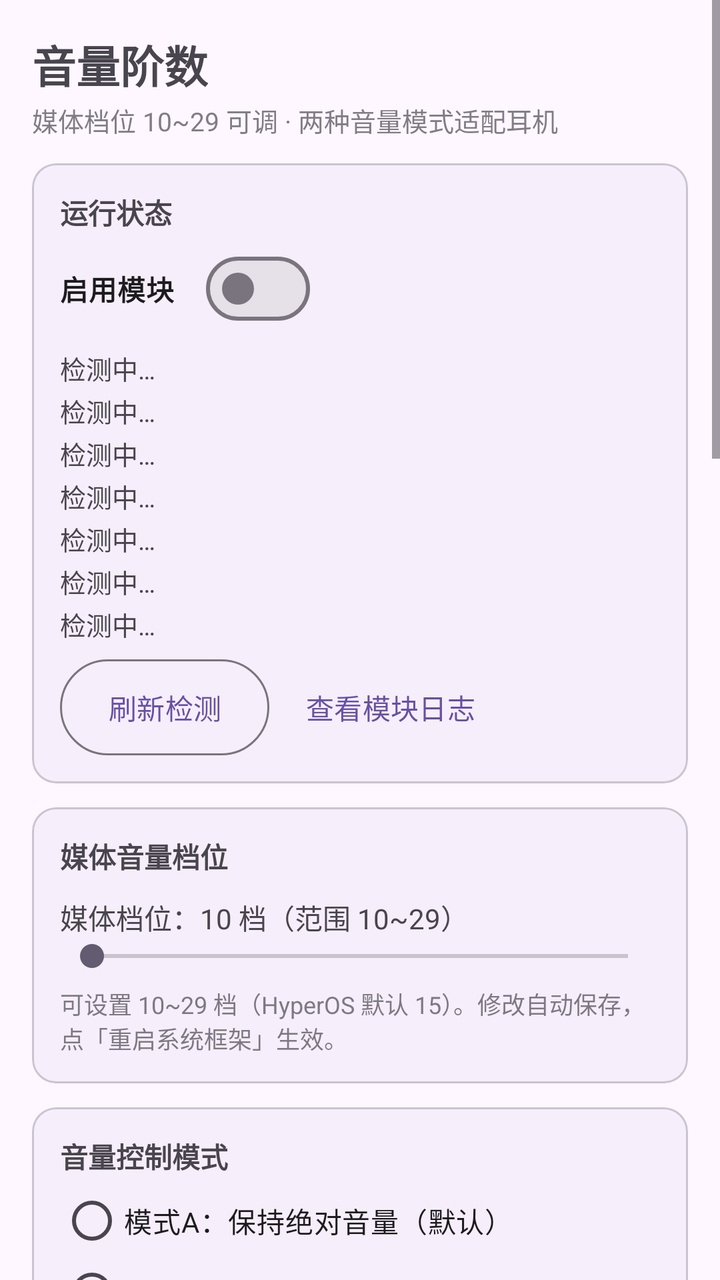
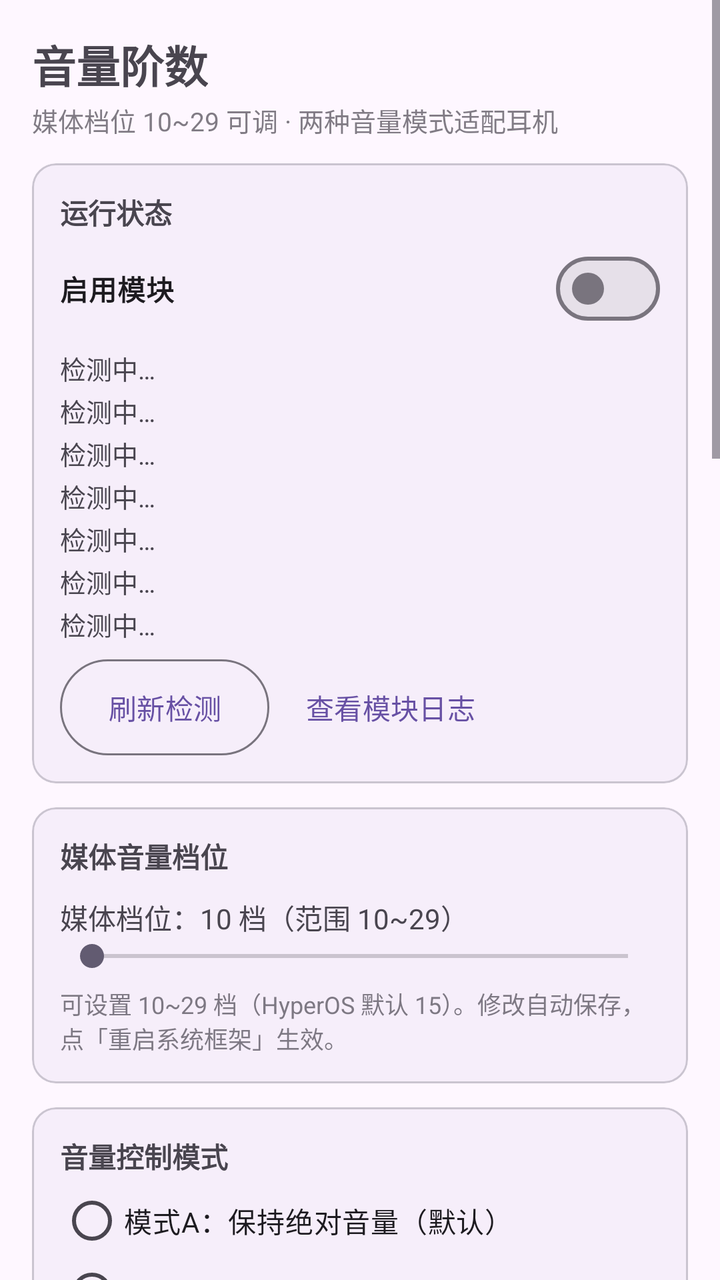

Two renders of the same Android screen: before a commit and after it. Below are the layout's source before the change and the commit's diff.
<!-- AndroidManifest.xml: application theme Theme.VolumeControl -->
<!-- res/layout/activity_main.xml -->
<?xml version="1.0" encoding="utf-8"?>
<ScrollView xmlns:android="http://schemas.android.com/apk/res/android"
    xmlns:app="http://schemas.android.com/apk/res-auto"
    android:layout_width="match_parent"
    android:layout_height="match_parent"
    android:fitsSystemWindows="true"
    android:fillViewport="true">

    <LinearLayout
        android:layout_width="match_parent"
        android:layout_height="wrap_content"
        android:orientation="vertical"
        android:padding="16dp">

        <TextView
            android:layout_width="wrap_content"
            android:layout_height="wrap_content"
            android:text="@string/app_name"
            android:textSize="22sp"
            android:textStyle="bold" />

        <TextView
            android:layout_width="wrap_content"
            android:layout_height="wrap_content"
            android:layout_marginTop="2dp"
            android:alpha="0.7"
            android:text="@string/app_subtitle"
            android:textSize="13sp" />

        
        <com.google.android.material.card.MaterialCardView
            android:layout_width="match_parent"
            android:layout_height="wrap_content"
            android:layout_marginTop="12dp"
            app:cardCornerRadius="12dp"
            app:cardElevation="1dp">

            <LinearLayout
                android:layout_width="match_parent"
                android:layout_height="wrap_content"
                android:orientation="vertical"
                android:padding="14dp">

                <TextView
                    android:layout_width="wrap_content"
                    android:layout_height="wrap_content"
                    android:text="@string/sec_status"
                    android:textStyle="bold" />

                <com.google.android.material.materialswitch.MaterialSwitch
                    android:id="@+id/switchEnable"
                    android:layout_width="wrap_content"
                    android:layout_height="wrap_content"
                    android:layout_marginTop="4dp"
                    android:text="@string/label_enable"
                    android:textStyle="bold" />

                <TextView
                    android:id="@+id/tvStatusRoot"
                    android:layout_width="match_parent"
                    android:layout_height="wrap_content"
                    android:layout_marginTop="6dp"
                    android:text="@string/status_detecting"
                    android:textSize="13sp" />

                <TextView
                    android:id="@+id/tvStatusLsposed"
                    android:layout_width="match_parent"
                    android:layout_height="wrap_content"
                    android:layout_marginTop="2dp"
                    android:text="@string/status_detecting"
                    android:textSize="13sp" />

                <TextView
                    android:id="@+id/tvStatusVolume"
                    android:layout_width="match_parent"
                    android:layout_height="wrap_content"
                    android:layout_marginTop="2dp"
                    android:text="@string/status_detecting"
                    android:textSize="13sp" />

                <TextView
                    android:id="@+id/tvStatusModule"
                    android:layout_width="match_parent"
                    android:layout_height="wrap_content"
                    android:layout_marginTop="2dp"
                    android:text="@string/status_detecting"
                    android:textSize="13sp" />

                <TextView
                    android:id="@+id/tvStatusBt"
                    android:layout_width="match_parent"
                    android:layout_height="wrap_content"
                    android:layout_marginTop="2dp"
                    android:text="@string/status_detecting"
                    android:textSize="13sp" />

                <TextView
                    android:id="@+id/tvStatusConfig"
                    android:layout_width="match_parent"
                    android:layout_height="wrap_content"
                    android:layout_marginTop="2dp"
                    android:text="@string/status_detecting"
                    android:textSize="13sp" />

                <TextView
                    android:id="@+id/tvStatusAv"
                    android:layout_width="match_parent"
                    android:layout_height="wrap_content"
                    android:layout_marginTop="2dp"
                    android:text="@string/status_detecting"
                    android:textSize="13sp" />

                <LinearLayout
                    android:layout_width="match_parent"
                    android:layout_height="wrap_content"
                    android:layout_marginTop="8dp"
                    android:orientation="horizontal">

                    <com.google.android.material.button.MaterialButton
                        android:id="@+id/btnRefresh"
                        style="@style/Widget.Material3.Button.OutlinedButton"
                        android:layout_width="wrap_content"
                        android:layout_height="wrap_content"
                        android:insetTop="0dp"
                        android:insetBottom="0dp"
                        android:text="@string/btn_refresh" />

                    <com.google.android.material.button.MaterialButton
                        android:id="@+id/btnLogs"
                        style="@style/Widget.Material3.Button.TextButton"
                        android:layout_width="wrap_content"
                        android:layout_height="wrap_content"
                        android:layout_marginStart="6dp"
                        android:insetTop="0dp"
                        android:insetBottom="0dp"
                        android:text="@string/btn_logs" />
                </LinearLayout>
            </LinearLayout>
        </com.google.android.material.card.MaterialCardView>

        
        <com.google.android.material.card.MaterialCardView
            android:layout_width="match_parent"
            android:layout_height="wrap_content"
            android:layout_marginTop="12dp"
            app:cardCornerRadius="12dp"
            app:cardElevation="1dp">

            <LinearLayout
                android:layout_width="match_parent"
                android:layout_height="wrap_content"
                android:orientation="vertical"
                android:padding="14dp">

                <TextView
                    android:layout_width="wrap_content"
                    android:layout_height="wrap_content"
                    android:text="@string/sec_media"
                    android:textStyle="bold" />

                <TextView
                    android:id="@+id/tvMediaSteps"
                    android:layout_width="match_parent"
                    android:layout_height="wrap_content"
                    android:layout_marginTop="10dp"
                    android:textSize="14sp"
                    android:text="@string/label_media_steps_default" />

                <SeekBar
                    android:id="@+id/seekMediaSteps"
                    android:layout_width="match_parent"
                    android:layout_height="wrap_content"
                    android:max="19" />

                <TextView
                    android:layout_width="match_parent"
                    android:layout_height="wrap_content"
                    android:layout_marginTop="6dp"
                    android:alpha="0.7"
                    android:text="@string/media_hint"
                    android:textSize="12sp" />
            </LinearLayout>
        </com.google.android.material.card.MaterialCardView>

        
        <com.google.android.material.card.MaterialCardView
            android:layout_width="match_parent"
            android:layout_height="wrap_content"
            android:layout_marginTop="12dp"
            app:cardCornerRadius="12dp"
            app:cardElevation="1dp">

            <LinearLayout
                android:layout_width="match_parent"
                android:layout_height="wrap_content"
                android:orientation="vertical"
                android:padding="14dp">

                <TextView
                    android:layout_width="wrap_content"
                    android:layout_height="wrap_content"
                    android:text="@string/sec_bt"
                    android:textStyle="bold" />

                <RadioGroup
                    android:id="@+id/radioBtMode"
                    android:layout_width="match_parent"
                    android:layout_height="wrap_content"
                    android:layout_marginTop="4dp"
                    android:orientation="vertical">

                    <RadioButton
                        android:id="@+id/radioModeAbsolute"
                        android:layout_width="match_parent"
                        android:layout_height="wrap_content"
                        android:minHeight="36dp"
                        android:text="@string/mode_absolute" />

                    <RadioButton
                        android:id="@+id/radioModeSoftware"
                        android:layout_width="match_parent"
                        android:layout_height="wrap_content"
                        android:minHeight="36dp"
                        android:text="@string/mode_software" />
                </RadioGroup>

                <TextView
                    android:layout_width="match_parent"
                    android:layout_height="wrap_content"
                    android:layout_marginTop="2dp"
                    android:alpha="0.7"
                    android:text="@string/mode_hint"
                    android:textSize="12sp" />

                <TextView
                    android:id="@+id/tvAvrcpSummary"
                    android:layout_width="match_parent"
                    android:layout_height="wrap_content"
                    android:layout_marginTop="10dp"
                    android:textSize="13sp" />

                <TextView
                    android:id="@+id/tvAvrcpDetail"
                    android:layout_width="match_parent"
                    android:layout_height="wrap_content"
                    android:layout_marginTop="6dp"
                    android:fontFamily="monospace"
                    android:textSize="11sp" />
            </LinearLayout>
        </com.google.android.material.card.MaterialCardView>

        
        <com.google.android.material.card.MaterialCardView
            android:layout_width="match_parent"
            android:layout_height="wrap_content"
            android:layout_marginTop="12dp"
            app:cardCornerRadius="12dp"
            app:cardElevation="1dp">

            <LinearLayout
                android:layout_width="match_parent"
                android:layout_height="wrap_content"
                android:orientation="vertical"
                android:padding="14dp">

                <TextView
                    android:layout_width="wrap_content"
                    android:layout_height="wrap_content"
                    android:text="@string/sec_bt_range"
                    android:textStyle="bold" />

                <TextView
                    android:id="@+id/tvMinAbs"
                    android:layout_width="match_parent"
                    android:layout_height="wrap_content"
                    android:layout_marginTop="6dp"
                    android:textSize="14sp" />

                <SeekBar
                    android:id="@+id/seekMinAbs"
                    android:layout_width="match_parent"
                    android:layout_height="wrap_content"
                    android:max="127" />

                <TextView
                    android:id="@+id/tvMaxAbs"
                    android:layout_width="match_parent"
                    android:layout_height="wrap_content"
                    android:textSize="14sp" />

                <SeekBar
                    android:id="@+id/seekMaxAbs"
                    android:layout_width="match_parent"
                    android:layout_height="wrap_content"
                    android:max="127" />

                
                <TextView
                    android:id="@+id/tvAttenMultiplier"
                    android:layout_width="match_parent"
                    android:layout_height="wrap_content"
                    android:layout_marginTop="8dp"
                    android:textSize="14sp"
                    android:visibility="gone" />

                <SeekBar
                    android:id="@+id/seekAttenMultiplier"
                    android:layout_width="match_parent"
                    android:layout_height="wrap_content"
                    android:max="200"
                    android:progress="100"
                    android:visibility="gone" />

                <TextView
                    android:id="@+id/tvRangeHint"
                    android:layout_width="match_parent"
                    android:layout_height="wrap_content"
                    android:alpha="0.7"
                    android:text="@string/range_hint"
                    android:textSize="12sp" />
            </LinearLayout>
        </com.google.android.material.card.MaterialCardView>

        
        <com.google.android.material.card.MaterialCardView
            android:layout_width="match_parent"
            android:layout_height="wrap_content"
            android:layout_marginTop="12dp"
            app:cardCornerRadius="12dp"
            app:cardElevation="1dp">

            <LinearLayout
                android:layout_width="match_parent"
                android:layout_height="wrap_content"
                android:orientation="vertical"
                android:padding="14dp">

                <TextView
                    android:layout_width="wrap_content"
                    android:layout_height="wrap_content"
                    android:text="@string/sec_actions"
                    android:textStyle="bold" />

                <TextView
                    android:id="@+id/tvPending"
                    android:layout_width="match_parent"
                    android:layout_height="wrap_content"
                    android:layout_marginTop="6dp"
                    android:textSize="13sp" />

                <com.google.android.material.button.MaterialButton
                    android:id="@+id/btnRestartBt"
                    style="@style/Widget.Material3.Button.OutlinedButton"
                    android:layout_width="match_parent"
                    android:layout_height="wrap_content"
                    android:layout_marginTop="8dp"
                    android:text="@string/btn_restart_bt" />

                <com.google.android.material.button.MaterialButton
                    android:id="@+id/btnApplyRestart"
                    android:layout_width="match_parent"
                    android:layout_height="wrap_content"
                    android:layout_marginTop="6dp"
                    android:text="@string/btn_apply_restart" />

                <com.google.android.material.button.MaterialButton
                    android:id="@+id/btnReset"
                    style="@style/Widget.Material3.Button.OutlinedButton"
                    android:layout_width="match_parent"
                    android:layout_height="wrap_content"
                    android:layout_marginTop="6dp"
                    android:text="@string/btn_reset" />

                <TextView
                    android:layout_width="match_parent"
                    android:layout_height="wrap_content"
                    android:layout_marginTop="10dp"
                    android:alpha="0.7"
                    android:text="@string/ops_hint"
                    android:textSize="12sp" />
            </LinearLayout>
        </com.google.android.material.card.MaterialCardView>

        
        <com.google.android.material.card.MaterialCardView
            android:layout_width="match_parent"
            android:layout_height="wrap_content"
            android:layout_marginTop="12dp"
            android:layout_marginBottom="16dp"
            app:cardCornerRadius="12dp"
            app:cardElevation="1dp">

            <LinearLayout
                android:layout_width="match_parent"
                android:layout_height="wrap_content"
                android:orientation="vertical"
                android:padding="14dp">

                <TextView
                    android:layout_width="wrap_content"
                    android:layout_height="wrap_content"
                    android:text="@string/sec_guide"
                    android:textStyle="bold" />

                <TextView
                    android:layout_width="match_parent"
                    android:layout_height="wrap_content"
                    android:layout_marginTop="6dp"
                    android:lineSpacingExtra="3dp"
                    android:text="@string/guide_text"
                    android:textSize="13sp" />
            </LinearLayout>
        </com.google.android.material.card.MaterialCardView>
    </LinearLayout>
</ScrollView>
<!-- resources referenced by this layout -->
<resources>
  <string name="app_name">音量阶数</string>
  <string name="app_subtitle">媒体档位 10~29 可调 · 两种音量模式适配耳机</string>
  <string name="btn_apply_restart">重启系统框架（媒体档位数修改后）</string>
  <string name="btn_logs">查看模块日志</string>
  <string name="btn_refresh">刷新检测</string>
  <string name="btn_reset">恢复系统默认（关闭模块）</string>
  <string name="btn_restart_bt">重启蓝牙 (模式/音量范围调整后)</string>
  <string name="guide_text" formatted="false">1. 在 LSPosed 中启用本模块，然后重启系统框架（本页按钮即可）。
  
  2. 媒体音量档位：可设置 10~29 档（HyperOS 默认 15），只影响媒体流（音乐/视频）。修改档位数后点「重启系统框架」，期间黑屏属正常现象。
  
  3. 模式A（默认，保持绝对音量）：蓝牙耳机保持绝对音量控制，手机系统音量线性不变。档位经 sqrt 低音量增强曲线映射为 AVRCP 音量（0~127）。
  
  4. 模式B（低音量问题首选）：停用蓝牙绝对音量，由手机端软件衰减音频信号，耳机固定自身硬件音量；音量范围和衰减乘数对有线+蓝牙均生效。
  
  5. 音量范围：两种模式分别保存独立的音量范围（最小/最大/衰减乘数）。
  
  6. 生效方式：修改自动保存。切换模式或调整音量范围后需点「重启蓝牙」生效；仅媒体档位数修改后需点「重启系统框架」。
  
  7. 恢复默认：点「恢复系统默认」并重启生效；或在 LSPosed 中停用模块后重启手机。
  
  8. 排查：状态区查看「系统配置键」与媒体档位是否生效；点「查看模块日志」查看模块自写日志。</string>
  <string name="label_enable">启用模块</string>
  <string name="label_media_steps_default">媒体档位：10 档（范围 10~29）</string>
  <string name="media_hint">可设置 10~29 档（HyperOS 默认 15）。修改自动保存，点「重启系统框架」生效。</string>
  <string name="mode_absolute">模式A：保持绝对音量（默认）</string>
  <string name="mode_hint" formatted="false">模式A：保持蓝牙耳机绝对音量控制，手机系统音量线性不变。模式B：停用蓝牙绝对音量，由手机端软件衰减音频，耳机固定自身硬件音量。两种模式的音量范围均对所有音频设备（有线 + 蓝牙）立即生效。</string>
  <string name="mode_software">模式B：停用绝对音量（手机端衰减）</string>
  <string name="ops_hint">修改后自动保存。切换模式或调整音量范围后需点「重启蓝牙」；仅媒体档位数修改后需点「重启系统框架」。</string>
  <string name="range_hint" formatted="false">两种模式分别保存独立的音量范围。模式A：仅对蓝牙耳机 AVRCP 映射生效（「最小」抬高第 1 档，「最大」限制最高音量）。模式B：对有线+蓝牙均生效，额外提供「衰减乘数」。</string>
  <string name="sec_actions">操作</string>
  <string name="sec_bt">音量控制模式</string>
  <string name="sec_bt_range">音量范围</string>
  <string name="sec_guide">使用说明</string>
  <string name="sec_media">媒体音量档位</string>
  <string name="sec_status">运行状态</string>
  <string name="status_detecting">检测中…</string>
  <style name="Theme.VolumeControl" parent="Theme.Material3.DayNight.NoActionBar" />
</resources>

<!-- the commit's change to res/layout/activity_main.xml (unified diff, before → after) -->
@@ -49,7 +49,7 @@
 
                 <com.google.android.material.materialswitch.MaterialSwitch
                     android:id="@+id/switchEnable"
-                    android:layout_width="wrap_content"
+                    android:layout_width="match_parent"
                     android:layout_height="wrap_content"
                     android:layout_marginTop="4dp"
                     android:text="@string/label_enable"
@@ -295,23 +295,6 @@
                     android:layout_height="wrap_content"
                     android:max="127" />
 
-                
-                <TextView
-                    android:id="@+id/tvAttenMultiplier"
-                    android:layout_width="match_parent"
-                    android:layout_height="wrap_content"
-                    android:layout_marginTop="8dp"
-                    android:textSize="14sp"
-                    android:visibility="gone" />
-
-                <SeekBar
-                    android:id="@+id/seekAttenMultiplier"
-                    android:layout_width="match_parent"
-                    android:layout_height="wrap_content"
-                    android:max="200"
-                    android:progress="100"
-                    android:visibility="gone" />
-
                 <TextView
                     android:id="@+id/tvRangeHint"
                     android:layout_width="match_parent"
<!-- resource entries referenced after the edit -->
@@ -13,9 +13,9 @@
   
   3. 模式A（默认，保持绝对音量）：蓝牙耳机保持绝对音量控制，手机系统音量线性不变。档位经 sqrt 低音量增强曲线映射为 AVRCP 音量（0~127）。
   
-  4. 模式B（低音量问题首选）：停用蓝牙绝对音量，由手机端软件衰减音频信号，耳机固定自身硬件音量；音量范围和衰减乘数对有线+蓝牙均生效。
+  4. 模式B（低音量问题首选）：停用蓝牙绝对音量，由手机端软件衰减音频信号，耳机固定自身硬件音量；音量范围对有线+蓝牙均生效。
   
-  5. 音量范围：两种模式分别保存独立的音量范围（最小/最大/衰减乘数）。
+  5. 音量范围：两种模式分别保存独立的音量范围（最小/最大）。
   
   6. 生效方式：修改自动保存。切换模式或调整音量范围后需点「重启蓝牙」生效；仅媒体档位数修改后需点「重启系统框架」。
   
@@ -29,7 +29,7 @@
   <string name="mode_hint" formatted="false">模式A：保持蓝牙耳机绝对音量控制，手机系统音量线性不变。模式B：停用蓝牙绝对音量，由手机端软件衰减音频，耳机固定自身硬件音量。两种模式的音量范围均对所有音频设备（有线 + 蓝牙）立即生效。</string>
   <string name="mode_software">模式B：停用绝对音量（手机端衰减）</string>
   <string name="ops_hint">修改后自动保存。切换模式或调整音量范围后需点「重启蓝牙」；仅媒体档位数修改后需点「重启系统框架」。</string>
-  <string name="range_hint" formatted="false">两种模式分别保存独立的音量范围。模式A：仅对蓝牙耳机 AVRCP 映射生效（「最小」抬高第 1 档，「最大」限制最高音量）。模式B：对有线+蓝牙均生效，额外提供「衰减乘数」。</string>
+  <string name="range_hint" formatted="false">两种模式分别保存独立的音量范围。模式A：仅对蓝牙耳机 AVRCP 映射生效（「最小」抬高第 1 档，「最大」限制最高音量）。模式B：对有线+蓝牙均生效，由手机端软件曲线衰减。</string>
   <string name="sec_actions">操作</string>
   <string name="sec_bt">音量控制模式</string>
   <string name="sec_bt_range">音量范围</string>
